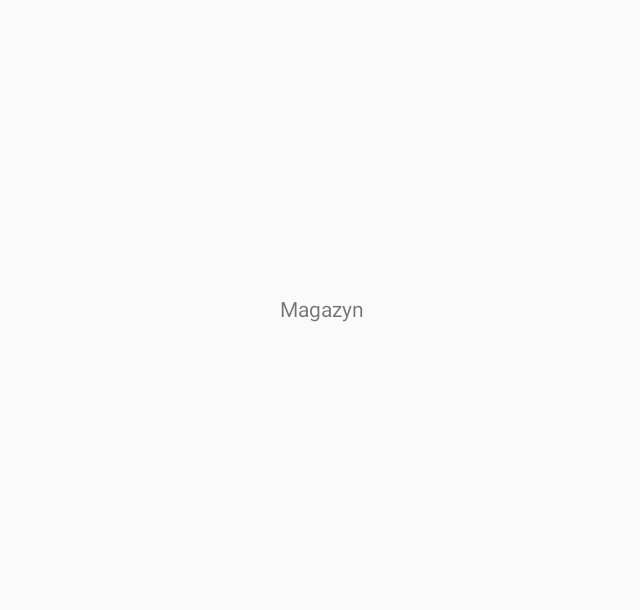
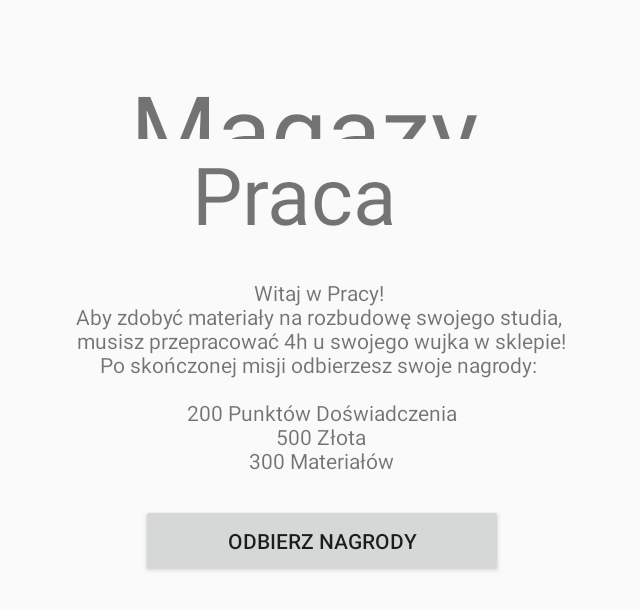
Before and after one commit to KatarzynaKapusta/Studio-graficzne, an Android app: the activity_magazyn screen opened directly, with no data from a screen before it, on a phone screen of 824 x 412 dp (held sideways). Before the commit the part shown is almost empty. Shown: the top 610 px of the screen, without its empty margins (296-936 px from the left). Run offline under Robolectric (Android 15) with nearby library versions, the phone set to English and light mode, and no system bars.

Commit message:
Magazyn v.1

```diff
--- /dev/null
+++ b/app/src/main/java/com/example/studiograficzne/Missions.java
@@ -0,0 +1,24 @@
+package com.example.studiograficzne;
+
+public class Missions {
+    private final String mission_name= "Misja 1";
+    private final double m_resources = 300;
+    private final double m_experience = 200;
+    private final double m_money = 500;
+
+    public String getMission_name() {
+        return mission_name;
+    }
+
+    public double getM_resources() {
+        return m_resources;
+    }
+
+    public double getM_experience() {
+        return m_experience;
+    }
+
+    public double getM_money() {
+        return m_money;
+    }
+}
--- a/app/src/main/java/com/example/studiograficzne/activity_magazyn.java
+++ b/app/src/main/java/com/example/studiograficzne/activity_magazyn.java
@@ -1,8 +1,10 @@
 package com.example.studiograficzne;
 
+import android.os.Bundle;
+import android.widget.Button;
+
+import androidx.annotation.NonNull;
 import androidx.appcompat.app.AppCompatActivity;
-
-import android.os.Bundle;
 
 public class activity_magazyn extends AppCompatActivity {
 
@@ -10,5 +12,19 @@ public class activity_magazyn extends AppCompatActivity {
     protected void onCreate(Bundle savedInstanceState) {
         super.onCreate(savedInstanceState);
         setContentView(R.layout.activity_magazyn);
+
+        UserGameInfo User1 = getIntent().getParcelableExtra("user");
+        Missions Mission1 = new Missions();
+
+        Button rewardsButton = findViewById(R.id.odbierz_nagrody);
+        rewardsButton.setOnClickListener(view -> {
+
+
+            User1.addMissionRewards(Mission1.getM_resources(), Mission1.getM_money(), Mission1.getM_experience());
+            System.out.println(User1.getExperience());
+            System.out.println(User1.getMoney());
+            System.out.println(User1.getResources());
+        });
     }
+
 }
--- a/app/src/main/java/com/example/studiograficzne/activity_menu.java
+++ b/app/src/main/java/com/example/studiograficzne/activity_menu.java
@@ -10,5 +10,7 @@ public class activity_menu extends AppCompatActivity {
     protected void onCreate(Bundle savedInstanceState) {
         super.onCreate(savedInstanceState);
         setContentView(R.layout.activity_menu);
+
+
     }
 }
--- a/app/src/main/res/layout-land/activity_magazyn.xml
+++ b/app/src/main/res/layout-land/activity_magazyn.xml
@@ -9,10 +9,66 @@
     android:gravity="center">
 
     <TextView
+        android:id="@+id/magazyn"
+        android:layout_width="161dp"
+        android:layout_height="50dp"
+        android:layout_alignParentStart="true"
+        android:layout_alignParentTop="true"
+        android:layout_alignParentEnd="true"
+        android:layout_alignParentBottom="true"
+        android:layout_marginStart="284dp"
+        android:layout_marginTop="41dp"
+        android:layout_marginEnd="286dp"
+        android:layout_marginBottom="319dp"
+        android:text="Magazyn"
+        android:textSize="100px"></TextView>
+
+    <TextView
         android:layout_width="wrap_content"
         android:layout_height="wrap_content"
-        android:text="Magazyn">
+        android:layout_alignParentStart="true"
+        android:layout_alignParentEnd="true"
+        android:layout_alignParentBottom="true"
+        android:layout_marginStart="325dp"
+        android:layout_marginTop="42dp"
+        android:layout_marginEnd="328dp"
+        android:layout_marginBottom="247dp"
+        android:text="Praca"
+        android:textSize="80px"></TextView>
 
-    </TextView>
+    <TextView
+        android:layout_width="wrap_content"
+        android:layout_height="139dp"
+        android:layout_alignParentStart="true"
+        android:layout_alignParentTop="true"
+        android:layout_alignParentEnd="true"
+        android:layout_alignParentBottom="true"
+        android:layout_marginStart="194dp"
+        android:layout_marginTop="185dp"
+        android:layout_marginEnd="195dp"
+        android:layout_marginBottom="87dp"
+        android:text="Witaj w Pracy!
+\nAby zdobyć materiały na rozbudowę swojego studia,
+\n musisz przepracować 4h u swojego wujka w sklepie!
+\nPo skończonej misji odbierzesz swoje nagrody:
+\n\n200 Punktów Doświadczenia\n500 Złota\n300 Materiałów"
+        android:textAlignment="center"></TextView>
+
+    <Button
+        android:id="@+id/odbierz_nagrody"
+        android:layout_width="wrap_content"
+        android:layout_height="wrap_content"
+        android:layout_alignParentStart="true"
+        android:layout_alignParentTop="true"
+        android:layout_alignParentEnd="true"
+        android:layout_alignParentBottom="true"
+        android:layout_marginStart="291dp"
+        android:layout_marginTop="336dp"
+        android:layout_marginEnd="291dp"
+        android:layout_marginBottom="27dp"
+        android:text="Odbierz Nagrody">
+
+    </Button>
+
 
 </RelativeLayout>
--- a/app/src/main/res/values/strings.xml
+++ b/app/src/main/res/values/strings.xml
@@ -1,3 +1,4 @@
 <resources>
     <string name="app_name">StudioGraficzne</string>
+    <string name="User1">user</string>
 </resources>
```
Also changed, not shown: app/src/main/java/com/example/studiograficzne/MainActivity.java (+10 -0 lines), app/src/main/java/com/example/studiograficzne/UserGameInfo.java (+53 -7 lines).
